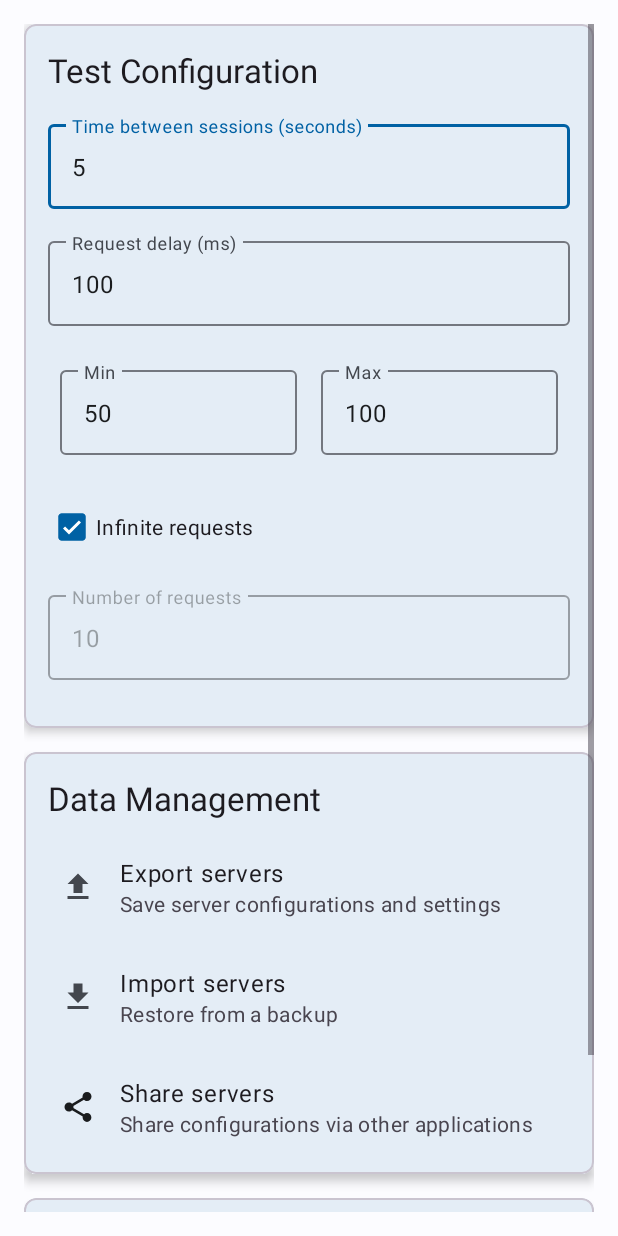
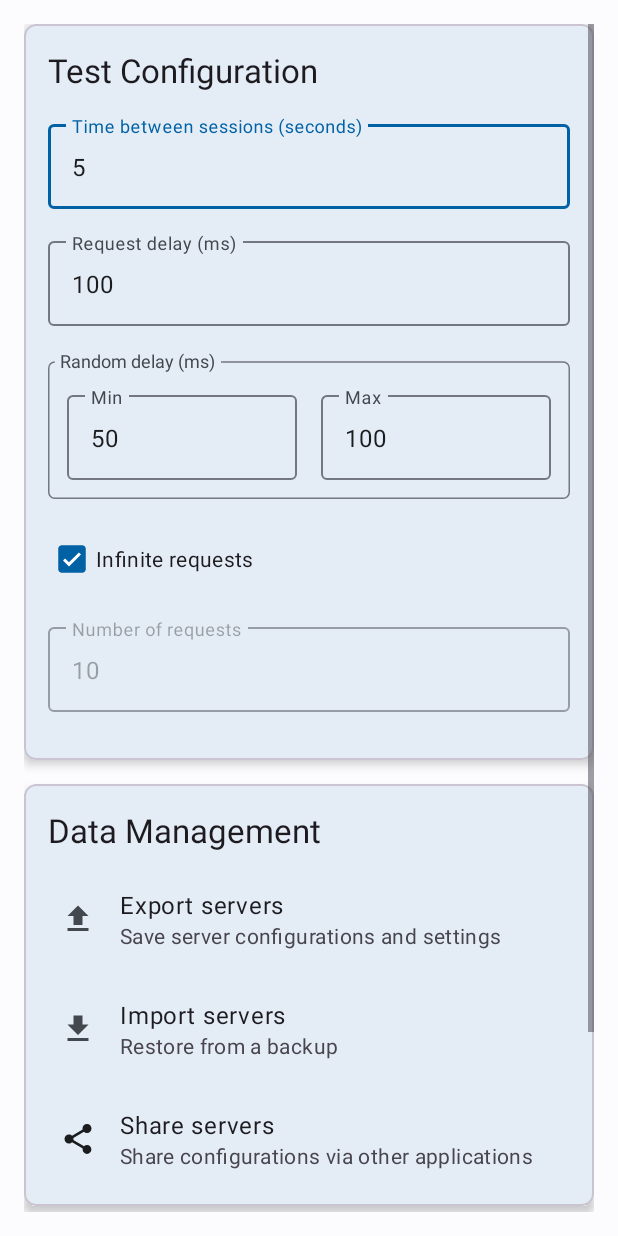
Before and after one commit to ltrudu/Server-Response-Test, an Android app: the fragment SettingsFragment shown on its own in the app's theme, on a phone screen of 412 x 824 dp. Run offline under Robolectric (Android 15) with nearby library versions, the phone set to English and light mode, and no system bars; our stand-ins replace Room's generated code.

Commit message:
added screenshots fixed change of namespace

```diff
--- a/ServerResponseTest/src/main/res/layout/fragment_settings.xml
+++ b/ServerResponseTest/src/main/res/layout/fragment_settings.xml
@@ -64,7 +64,7 @@
                 </com.google.android.material.textfield.TextInputLayout>
 
                 <!-- Custom Random Delay Group -->
-                <serverresponsetest.ui.OutlinedGroupView
+                <com.ltrudu.serverresponsetest.ui.OutlinedGroupView
                     android:layout_width="match_parent"
                     android:layout_height="wrap_content"
                     android:layout_marginBottom="16dp"
@@ -118,7 +118,7 @@
 
                     </LinearLayout>
 
-                </serverresponsetest.ui.OutlinedGroupView>
+                </com.ltrudu.serverresponsetest.ui.OutlinedGroupView>
 
                 <com.google.android.material.checkbox.MaterialCheckBox
                     android:id="@+id/infiniteRequestsCheckBox"
```
Also changed, not shown: 3 other files.
